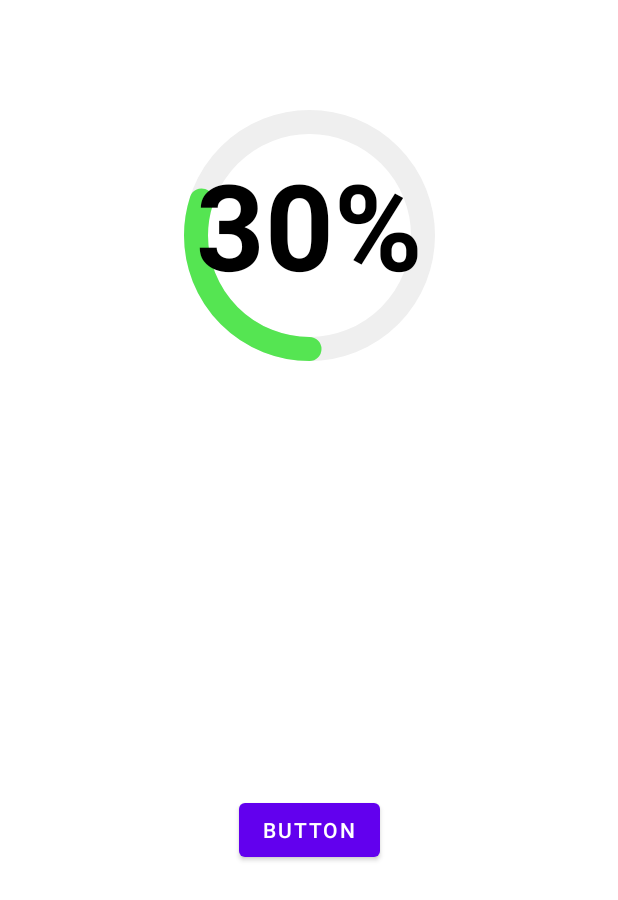
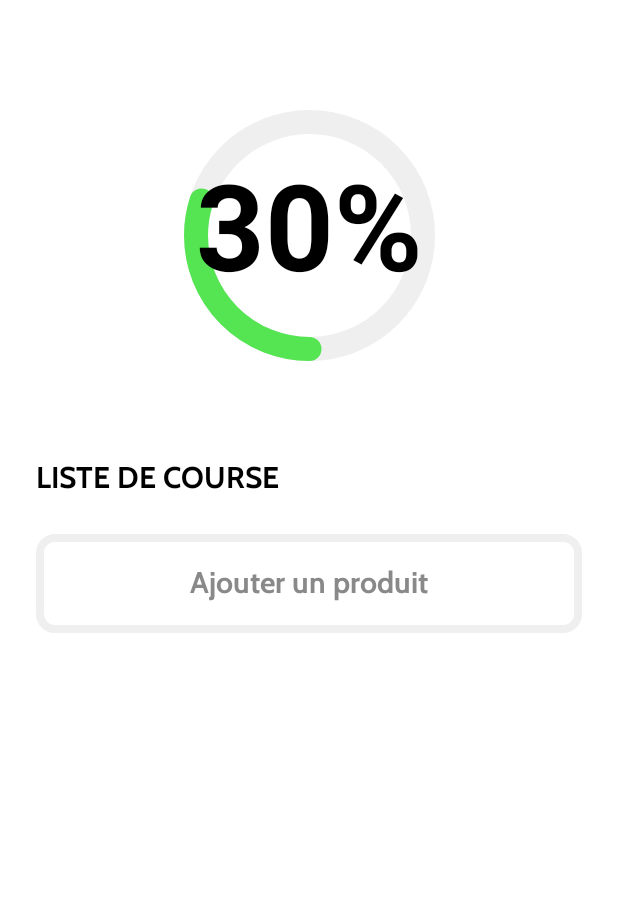
Before and after one commit to TomLeCollegue/ShoppingList, an Android app: the screen it shows after launch (MainActivity), on a phone screen of 412 x 824 dp. Shown: the top 900 px of the screen. Run offline under Robolectric (Android 15) with nearby library versions, the phone set to English and light mode, and no system bars.

Commit message:
Add recyclerView

```diff
--- a/app/src/main/java/com/example/shoppinglist/HomeFragment.kt
+++ b/app/src/main/java/com/example/shoppinglist/HomeFragment.kt
@@ -6,6 +6,12 @@ import android.view.LayoutInflater
 import android.view.View
 import android.view.ViewGroup
 import android.widget.Button
+import android.widget.FrameLayout
+import android.widget.TextView
+import androidx.navigation.Navigation
+import androidx.navigation.fragment.FragmentNavigatorExtras
+import androidx.recyclerview.widget.RecyclerView
+import com.example.shoppinglist.adapters.ProductAdapter
 
 class HomeFragment : Fragment() {
 
@@ -21,11 +27,22 @@ class HomeFragment : Fragment() {
         super.onViewCreated(view, savedInstanceState)
 
         val progressCustom = view.findViewById<ProgressCustom>(R.id.progressCustom)
-        val buttonTest = view.findViewById<Button>(R.id.buttontest)
+        val addProductButton = view.findViewById<FrameLayout>(R.id.addProductButton)
+        val addButtonText = view.findViewById<TextView>(R.id.buttonAddText)
 
+        val recyclerViewProduct = view.findViewById<RecyclerView>(R.id.recyclerViewProduct)
+        val adapter = ProductAdapter()
+        recyclerViewProduct.adapter = adapter
 
-        buttonTest.setOnClickListener {
-            progressCustom.progress = 70
+        addProductButton.setOnClickListener {
+            it.apply {
+                transitionName = "addProductButton"
+            }
+            val extras = FragmentNavigatorExtras(
+                    it to "addProductButton",
+                    addButtonText to "buttonAddText"
+            )
+            Navigation.findNavController(view).navigate(R.id.action_homeFragment_to_addProductFragment, null, null, extras)
         }
     }
 }
--- /dev/null
+++ b/app/src/main/res/drawable/bordered_button.xml
@@ -0,0 +1,5 @@
+<?xml version="1.0" encoding="utf-8"?>
+<shape xmlns:android="http://schemas.android.com/apk/res/android">
+    <stroke android:width="5dp" android:color="@color/light_gray"/>
+    <corners android:radius="10dp"/>
+</shape>
--- a/app/src/main/res/layout/fragment_home.xml
+++ b/app/src/main/res/layout/fragment_home.xml
@@ -19,15 +19,51 @@
         app:layout_constraintStart_toStartOf="parent"
         app:layout_constraintTop_toTopOf="parent" />
 
-    <Button
-        android:id="@+id/buttontest"
+
+    <TextView
+        android:id="@+id/textView2"
         android:layout_width="wrap_content"
         android:layout_height="wrap_content"
-        android:text="Button"
-        app:layout_constraintBottom_toBottomOf="parent"
+        android:layout_marginStart="24dp"
+        android:layout_marginTop="24dp"
+        android:text="LISTE DE COURSE"
+        app:layout_constraintStart_toStartOf="parent"
+        app:layout_constraintTop_toBottomOf="@+id/progressCustom"
+        style="@style/SubTitle"/>
+
+    <FrameLayout
+        android:id="@+id/addProductButton"
+        android:layout_width="match_parent"
+        android:layout_height="wrap_content"
+        android:layout_marginStart="24dp"
+        android:layout_marginTop="24dp"
+        android:layout_marginEnd="24dp"
+        android:background="@drawable/bordered_button"
         app:layout_constraintEnd_toEndOf="parent"
         app:layout_constraintStart_toStartOf="parent"
-        app:layout_constraintTop_toBottomOf="@+id/progressCustom" />
+        app:layout_constraintTop_toBottomOf="@+id/textView2">
+
+        <TextView
+            android:id="@+id/buttonAddText"
+            style="@style/NormalText"
+            android:layout_width="wrap_content"
+            android:layout_height="wrap_content"
+            android:layout_gravity="center"
+            android:layout_margin="20dp"
+            android:elevation="0dp"
+            android:text="Ajouter un produit"
+            android:textSize="20dp"
+            android:transitionName="buttonAddText" />
+    </FrameLayout>
+
+    <androidx.recyclerview.widget.RecyclerView
+        android:id="@+id/recyclerViewProduct"
+        android:layout_width="0dp"
+        android:layout_height="wrap_content"
+        android:layout_marginTop="16dp"
+        app:layout_constraintEnd_toEndOf="parent"
+        app:layout_constraintStart_toStartOf="parent"
+        app:layout_constraintTop_toBottomOf="@+id/addProductButton" />
 
 
 </androidx.constraintlayout.widget.ConstraintLayout>
--- a/app/src/main/res/navigation/nav.xml
+++ b/app/src/main/res/navigation/nav.xml
@@ -9,5 +9,14 @@
         android:id="@+id/homeFragment"
         android:name="com.example.shoppinglist.HomeFragment"
         android:label="fragment_home"
-        tools:layout="@layout/fragment_home" />
+        tools:layout="@layout/fragment_home" >
+        <action
+            android:id="@+id/action_homeFragment_to_addProductFragment"
+            app:destination="@id/addProductFragment" />
+    </fragment>
+    <fragment
+        android:id="@+id/addProductFragment"
+        android:name="com.example.shoppinglist.AddProductFragment"
+        android:label="fragment_add_product"
+        tools:layout="@layout/fragment_add_product" />
 </navigation>
--- a/app/src/main/res/values/themes.xml
+++ b/app/src/main/res/values/themes.xml
@@ -11,7 +11,19 @@
         <item name="colorOnSecondary">@color/black</item>
         <item name="android:windowLightStatusBar">true</item>
         <!-- Status bar color. -->
-        <item name="android:statusBarColor" tools:targetApi="l">?attr/colorPrimaryVariant</item>
+        <item name="android:statusBarColor" tools:targetApi="l">@color/white</item>
         <!-- Customize your theme here. -->
     </style>
+
+    <style name="SubTitle" >
+        <item name="fontFamily">@font/cabin_bold</item>
+        <item name="android:textSize">20dp</item>
+        <item name="android:textColor">@color/black</item>
+    </style>
+
+    <style name="NormalText" >
+        <item name="fontFamily">@font/cabin_bold</item>
+        <item name="android:textSize">14dp</item>
+        <item name="android:textColor">@color/gray</item>
+    </style>
 </resources>
```
Also changed, not shown: app/src/main/java/com/example/shoppinglist/AddProductFragment.kt (added, +30 -0 lines), app/src/main/java/com/example/shoppinglist/adapters/ProductAdapter.kt (added, +32 -0 lines), app/src/main/res/layout/fragment_add_product.xml (added, +33 -0 lines), app/src/main/res/layout/item_product_list.xml (added, +33 -0 lines).
